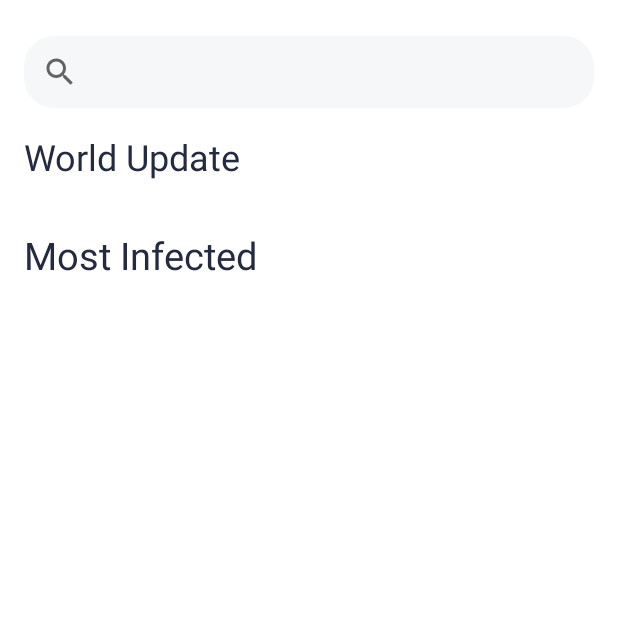
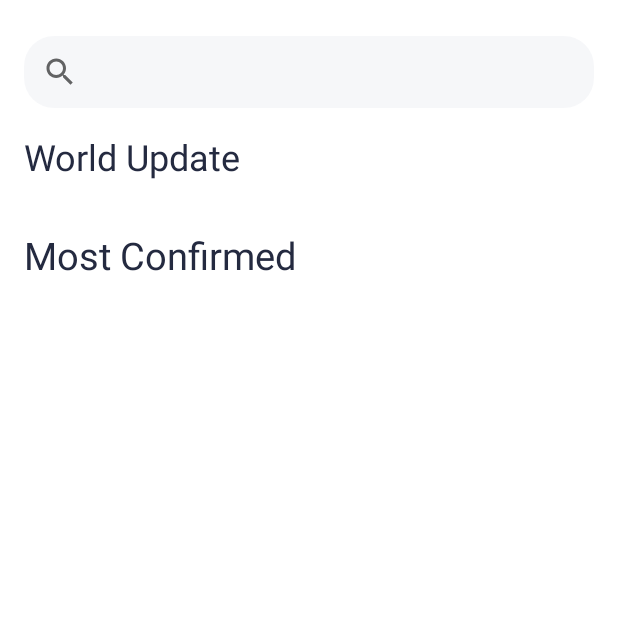
Before and after one commit to David-Hackro/Covid, an Android app: the screen it shows after launch (MainActivity), on a phone screen of 412 x 824 dp, the top half of it. Run offline under Robolectric (Android 15) with nearby library versions, the phone set to English and light mode, and no system bars; our stand-ins replace Timber; libraries missing offline, so code that uses them is left out: com.readystatesoftware.chuck.

Commit message:
clean valuesa

```diff
--- a/app/src/main/res/layout/banner_tips.xml
+++ b/app/src/main/res/layout/banner_tips.xml
@@ -50,7 +50,7 @@
             android:layout_height="wrap_content"
             android:layout_marginStart="@dimen/small_size"
             android:layout_marginEnd="@dimen/small_size"
-            android:text="Prevention"
+            android:text="@string/prevention"
             android:textColor="@android:color/white"
             android:textSize="18sp"
             android:textStyle="bold"
@@ -65,7 +65,7 @@
             android:layout_height="wrap_content"
             android:layout_marginStart="8dp"
             android:layout_marginEnd="8dp"
-            android:text="Check WHO Guidelines"
+            android:text="@string/check_who_guidelines"
             android:textColor="@android:color/white"
             app:layout_constraintBottom_toBottomOf="@+id/imageView4"
             app:layout_constraintEnd_toStartOf="@+id/imageView4"
--- a/app/src/main/res/layout/fragment_home.xml
+++ b/app/src/main/res/layout/fragment_home.xml
@@ -31,7 +31,7 @@
             android:layout_marginStart="@dimen/default_size"
             android:layout_marginTop="@dimen/default_size"
             android:layout_marginEnd="@dimen/default_size"
-            android:text="World Update"
+            android:text="@string/world_update"
             android:textColor="@color/text_color"
             android:textSize="@dimen/text_size_24"
             app:layout_constraintEnd_toEndOf="parent"
@@ -81,7 +81,7 @@
             android:layout_marginStart="@dimen/default_size"
             android:layout_marginTop="@dimen/default_size"
             android:layout_marginEnd="@dimen/default_size"
-            android:text="Most Infected"
+            android:text="@string/most_infected"
             android:textColor="@color/text_color"
             android:textSize="@dimen/text_size_25"
             app:layout_constraintEnd_toEndOf="parent"
--- a/app/src/main/res/layout/item_country_total.xml
+++ b/app/src/main/res/layout/item_country_total.xml
@@ -32,7 +32,7 @@
             android:layout_marginStart="8dp"
             android:layout_marginTop="8dp"
             android:layout_marginEnd="8dp"
-            android:text="328"
+            tools:text="@string/app_name"
             android:textSize="@dimen/text_size_25"
             android:textStyle="bold"
             app:layout_constraintEnd_toEndOf="parent"
--- a/app/src/main/res/layout/item_world_total.xml
+++ b/app/src/main/res/layout/item_world_total.xml
@@ -65,7 +65,7 @@
             android:layout_marginTop="@dimen/small_size"
             android:layout_marginBottom="@dimen/small_size"
             android:padding="@dimen/dimen_6"
-            android:text="Percentage:"
+            android:text="@string/rate"
             android:textSize="@dimen/text_size_12"
             android:textStyle="bold"
             app:layout_constraintBottom_toTopOf="@+id/totalCases"
@@ -78,7 +78,7 @@
             android:layout_width="wrap_content"
             android:layout_height="wrap_content"
             android:layout_marginEnd="@dimen/small_size"
-            android:text="6.7%"
+            tools:text="@string/app_name"
             android:textAlignment="textEnd"
             app:layout_constraintBottom_toBottomOf="@+id/rate"
             app:layout_constraintEnd_toEndOf="parent"
--- a/app/src/main/res/values/strings.xml
+++ b/app/src/main/res/values/strings.xml
@@ -1,8 +1,6 @@
 <resources>
     <string name="app_name">Covid-19</string>
 
-    <!-- TODO: Remove or change this placeholder text -->
-    <string name="hello_blank_fragment">Hello blank fragment</string>
     <string name="tab_totals">Totals</string>
     <string name="tab_countries">Countries</string>
     <string name="tab_maps">Maps</string>
@@ -16,4 +14,9 @@
 
     <string name="url_flag">https://flagpedia.net/data/flags/normal/%1$s.png</string>
     <string name="url_questions_oms">https://www.who.int/emergencies/diseases/novel-coronavirus-2019/question-and-answers-hub</string>
+    <string name="rate">rate:</string>
+    <string name="prevention">Prevention</string>
+    <string name="check_who_guidelines">Check WHO Guidelines</string>
+    <string name="world_update">World Update</string>
+    <string name="most_infected">Most Confirmed</string>
 </resources>
```
Also changed, not shown: app/src/main/res/layout/item_country_covid.xml (+4 -4 lines), 1 other file.
